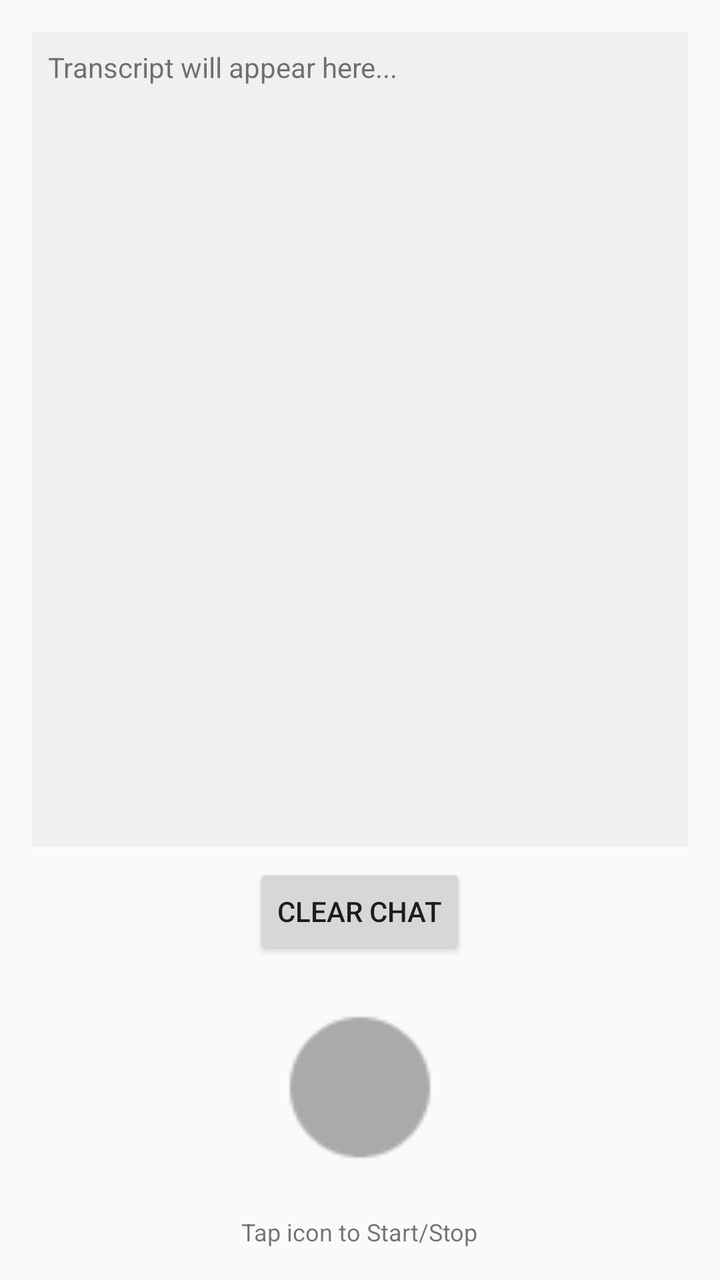
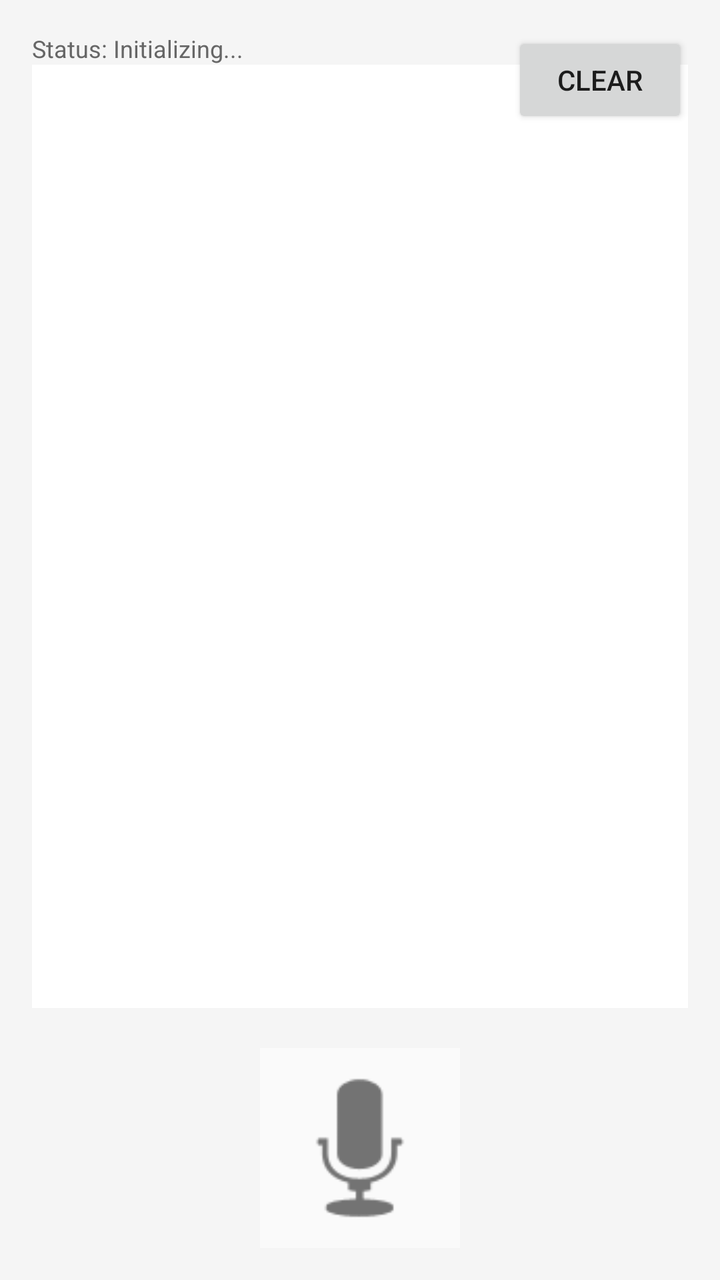

Screens rendered from an Android XML layout before and after an edit, with the pre-edit source and the edit as a unified diff.
<!-- AndroidManifest.xml: application theme Theme.AppCompat.Light.NoActionBar -->
<!-- res/layout/activity_main.xml -->
<?xml version="1.0" encoding="utf-8"?>
<LinearLayout xmlns:android="http://schemas.android.com/apk/res/android"
    android:layout_width="match_parent"
    android:layout_height="match_parent"
    android:orientation="vertical"
    android:padding="16dp"
    android:gravity="center_horizontal">

    <TextView
        android:id="@+id/tvTranscript"
        android:layout_width="match_parent"
        android:layout_height="0dp"
        android:layout_weight="1"
        android:background="#F0F0F0"
        android:padding="8dp"
        android:scrollbars="vertical"
        android:text="Transcript will appear here..." />

    <Button
        android:id="@+id/btnClear"
        android:layout_width="wrap_content"
        android:layout_height="wrap_content"
        android:layout_marginTop="8dp"
        android:text="Clear Chat" />

    <View
        android:id="@+id/btnListen"
        android:layout_width="80dp"
        android:layout_height="80dp"
        android:layout_margin="24dp"
        android:background="@android:drawable/presence_online"
        android:backgroundTint="@android:color/darker_gray" />

    <TextView
        android:layout_width="wrap_content"
        android:layout_height="wrap_content"
        android:text="Tap icon to Start/Stop"
        android:textSize="12sp" />

</LinearLayout>
<!-- resources referenced by this layout -->
<resources>

</resources>

<!-- the commit's change to res/layout/activity_main.xml (unified diff, before → after) -->
@@ -1,40 +1,47 @@
 <?xml version="1.0" encoding="utf-8"?>
-<LinearLayout xmlns:android="http://schemas.android.com/apk/res/android"
+<RelativeLayout xmlns:android="http://schemas.android.com/apk/res/android"
     android:layout_width="match_parent"
     android:layout_height="match_parent"
-    android:orientation="vertical"
-    android:padding="16dp"
-    android:gravity="center_horizontal">
+    android:background="#F5F5F5"
+    android:padding="16dp">
+
+    <TextView
+        android:id="@+id/tvStatus"
+        android:layout_width="wrap_content"
+        android:layout_height="wrap_content"
+        android:text="Status: Initializing..."
+        android:textSize="12sp"
+        android:textColor="#666666" />
 
     <TextView
         android:id="@+id/tvTranscript"
         android:layout_width="match_parent"
-        android:layout_height="0dp"
-        android:layout_weight="1"
-        android:background="#F0F0F0"
-        android:padding="8dp"
+        android:layout_height="match_parent"
+        android:layout_below="@id/tvStatus"
+        android:layout_above="@+id/btnListen"
+        android:layout_marginBottom="20dp"
+        android:background="@android:color/white"
+        android:padding="12dp"
         android:scrollbars="vertical"
-        android:text="Transcript will appear here..." />
+        android:textColor="#333333"
+        android:textSize="18sp" />
 
     <Button
         android:id="@+id/btnClear"
         android:layout_width="wrap_content"
         android:layout_height="wrap_content"
-        android:layout_marginTop="8dp"
-        android:text="Clear Chat" />
+        android:layout_alignParentTop="true"
+        android:layout_alignParentEnd="true"
+        android:text="Clear" />
 
-    <View
+    <ImageButton
         android:id="@+id/btnListen"
-        android:layout_width="80dp"
-        android:layout_height="80dp"
-        android:layout_margin="24dp"
-        android:background="@android:drawable/presence_online"
-        android:backgroundTint="@android:color/darker_gray" />
+        android:layout_width="100dp"
+        android:layout_height="100dp"
+        android:layout_alignParentBottom="true"
+        android:layout_centerHorizontal="true"
+        android:background="@android:drawable/screen_background_light_transparent"
+        android:scaleType="fitCenter"
+        android:src="@android:drawable/ic_btn_speak_now" />
 
-    <TextView
-        android:layout_width="wrap_content"
-        android:layout_height="wrap_content"
-        android:text="Tap icon to Start/Stop"
-        android:textSize="12sp" />
-
-</LinearLayout>
+</RelativeLayout>
